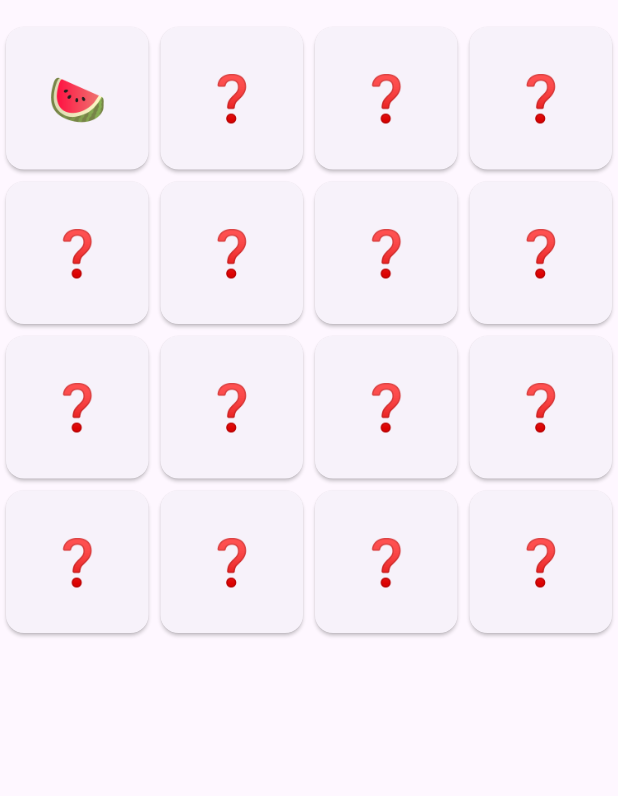
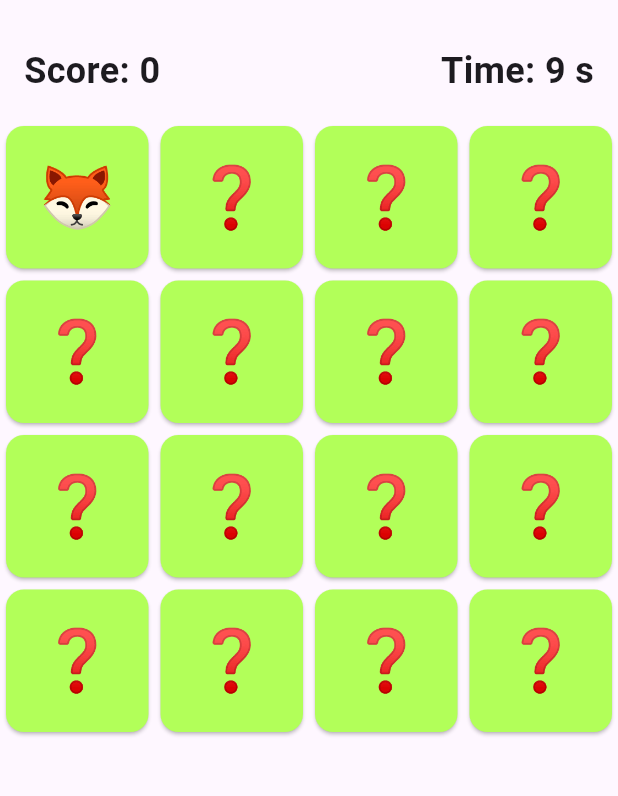
Before and after one commit to sri-haneesha/hw3, a Flutter app: the screen it shows after launch, after a tap on an icon or button, on a phone screen of 412 x 824 dp, the part 63-859 px from its top. Run offline on Flutter 3.47's test engine with Material 3 defaults, Android fonts, the phone set to English and light mode, and no system bars.

Commit message:
Update main.dart

```diff
--- a/lib/main.dart
+++ b/lib/main.dart
@@ -1,7 +1,7 @@
 import 'dart:async';
 import 'package:flutter/material.dart';
 
-void main() => runApp(MyApp());
+void main() => runApp(const MyApp());
 
 class CardModel {
   String front;
@@ -24,9 +24,9 @@ class MyApp extends StatelessWidget {
     return MaterialApp(
       title: 'Memory Card Game',
       theme: ThemeData(
-        primarySwatch: Colors.blue,
+        primarySwatch: Colors.green,
       ),
-      home: MemoryCardGame(),
+      home: const MemoryCardGame(),
     );
   }
 }
@@ -42,6 +42,10 @@ class _MemoryCardGameState extends State<MemoryCardGame> {
   late List<CardModel> cards;
   late List<int> selectedCards;
   late bool isBusy;
+  late int score;
+  late int timeElapsed;
+  late Timer timer;
+  int consecutiveMatches = 0;
 
   final int gridSize = 4; // Change grid size here
 
@@ -53,18 +57,18 @@ class _MemoryCardGameState extends State<MemoryCardGame> {
 
   void initializeGame() {
     List<String> icons = [
-      '🍎',
-      '🍌',
-      '🥑',
-      '🍉',
-      '🍓',
-      '🍍',
-      '🥭',
-      '🍒',
-      '🥝',
-      '🍇',
-      '🍊',
-      '🍋'
+      '🐶',
+      '🐱',
+      '🐰',
+      '🦊',
+      '🐻',
+      '🐼',
+      '🐨',
+      '🐯',
+      '🐷',
+      '🐸',
+      '🦁',
+      '🐵'
     ];
     int totalPairs = (gridSize * gridSize) ~/ 2;
     if (icons.length < totalPairs) {
@@ -78,6 +82,16 @@ class _MemoryCardGameState extends State<MemoryCardGame> {
     cards.shuffle();
     selectedCards = [];
     isBusy = false;
+    score = 0;
+    timeElapsed = 0;
+    consecutiveMatches = 0;
+
+    // Start timer
+    timer = Timer.periodic(const Duration(seconds: 1), (timer) {
+      setState(() {
+        timeElapsed++;
+      });
+    });
   }
 
   Future<void> flipCard(int index) async {
@@ -96,11 +110,17 @@ class _MemoryCardGameState extends State<MemoryCardGame> {
         setState(() {
           cards[selectedCards[0]].isFaceUp = false;
           cards[selectedCards[1]].isFaceUp = false;
+          score -= 5; // Deduct points for mismatch
+          consecutiveMatches = 0; // Reset consecutive matches
         });
       } else {
+        consecutiveMatches++;
+        int bonus = (consecutiveMatches > 1) ? 5 * (consecutiveMatches - 1) : 0;
         setState(() {
           cards[selectedCards[0]].isMatched = true;
           cards[selectedCards[1]].isMatched = true;
+          score += 10 +
+              bonus; // Add points for match and bonus for consecutive matches
         });
       }
       selectedCards.clear();
@@ -108,12 +128,14 @@ class _MemoryCardGameState extends State<MemoryCardGame> {
     }
 
     if (cards.every((card) => card.isMatched)) {
+      timer.cancel(); // Stop the timer
       showDialog(
         context: context,
         builder: (BuildContext context) {
           return AlertDialog(
             title: const Text('Congratulations!'),
-            content: const Text('You won the game!'),
+            content: Text(
+                'You won the game in $timeElapsed seconds with a score of $score!'),
             actions: [
               TextButton(
                 onPressed: () {
@@ -141,7 +163,24 @@ class _MemoryCardGameState extends State<MemoryCardGame> {
       appBar: AppBar(
         title: const Text('Memory Card Game'),
       ),
-      body: GridView.builder(
+      body: Column(
+        children: [
+          Padding(
+            padding: const EdgeInsets.all(16.0),
+            child: Row(
+              mainAxisAlignment: MainAxisAlignment.spaceBetween,
+              children: [
+                Text('Score: $score',
+                    style: const TextStyle(
+                        fontSize: 24, fontWeight: FontWeight.bold)),
+                Text('Time: $timeElapsed s',
+                    style: const TextStyle(
+                        fontSize: 24, fontWeight: FontWeight.bold)),
+              ],
+            ),
+          ),
+          Expanded(
+            child: GridView.builder(
               gridDelegate: SliverGridDelegateWithFixedCrossAxisCount(
                 crossAxisCount: gridSize,
               ),
@@ -150,18 +189,22 @@ class _MemoryCardGameState extends State<MemoryCardGame> {
                 return GestureDetector(
                   onTap: () => flipCard(index),
                   child: Card(
+                    color: Colors.lightGreenAccent,
                     child: Center(
                       child: Text(
                         cards[index].isFaceUp
                             ? cards[index].front
                             : cards[index].back,
-                  style: const TextStyle(fontSize: 30.0),
+                        style: const TextStyle(fontSize: 40.0),
                       ),
                     ),
                   ),
                 );
               },
             ),
+          ),
+        ],
+      ),
     );
   }
 }
```
Lines whose indentation alone changed are shown as unchanged.
